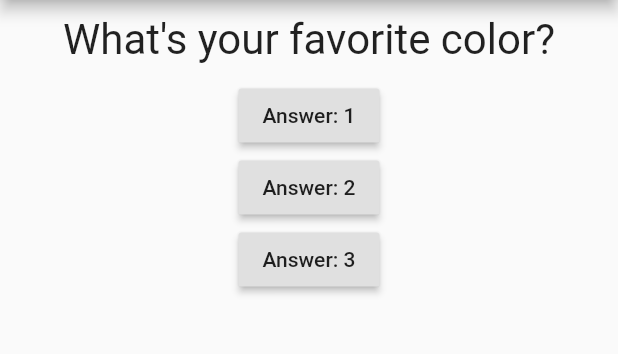
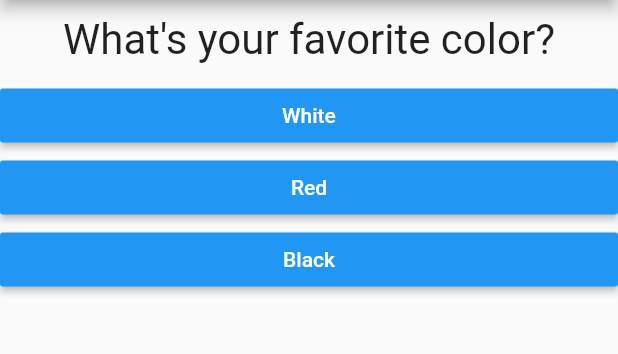
Before and after one commit to jennethydyrova/flutter-quiz-app, a Flutter app: the screen it shows after launch, on a phone screen of 412 x 824 dp, the part 84-438 px from its top. Run offline on Flutter 3.47's test engine with Material 2 defaults, Android fonts, the phone set to English and light mode, and no system bars.

Commit message:
render questions answers list

```diff
--- /dev/null
+++ b/lib/answer.dart
@@ -0,0 +1,21 @@
+import 'package:flutter/material.dart';
+
+class Answer extends StatelessWidget {
+  // const Answer({ Key? key }) : super(key: key);
+  final Function selectHandler;
+  final String answer;
+  Answer(this.selectHandler, this.answer);
+
+  @override
+  Widget build(BuildContext context) {
+    return Container(
+      width: double.infinity,
+      child: RaisedButton(
+        child: Text(answer),
+        textColor: Colors.white,
+        onPressed: selectHandler,
+        color: Colors.blue,
+      ),
+    );
+  }
+}
--- a/lib/main.dart
+++ b/lib/main.dart
@@ -1,6 +1,7 @@
 import 'package:flutter/material.dart';
 
 import './question.dart';
+import './answer.dart';
 
 void main() {
   runApp(MyApp());
@@ -9,7 +10,6 @@
 class MyApp extends StatefulWidget {
   @override
   State<StatefulWidget> createState() {
-    // TODO: implement createState
     return _MyAppState();
   }
 }
@@ -27,29 +27,30 @@
 
   @override
   Widget build(BuildContext ctx) {
-    var questions = [
-      "What\'s your favorite color?",
-      "What\'s your favorite animal?",
-      "What\'s your favorite food?"
+    const questions = [
+      {
+        'question': "What\'s your favorite color?",
+        'answers': ['White', 'Red', 'Black']
+      },
+      {
+        'question': "What\'s your favorite animal?",
+        'answers': ['Rabbit', 'Snake', 'Dog']
+      },
+      {
+        'question': "What\'s your favorite food?",
+        'answers': ['Pizza', 'Burger', 'Pasta']
+      }
     ];
     return MaterialApp(
       home: Scaffold(
         appBar: AppBar(title: Text('My First App!')),
         body: Column(
-          children: <Widget>[
-            Question(questions[_questionIndex]),
-            RaisedButton(
-              child: Text('Answer: 1'),
-              onPressed: _answerQuestions,
-            ),
-            RaisedButton(
-              child: Text('Answer: 2'),
-              onPressed: _answerQuestions,
-            ),
-            RaisedButton(
-              child: Text('Answer: 3'),
-              onPressed: _answerQuestions,
-            )
+          children: [
+            Question(questions[_questionIndex]['question']),
+            ...(questions[_questionIndex]['answers'] as List<String>)
+                .map((answer) {
+              return Answer(_answerQuestions, answer);
+            }).toList()
           ],
         ),
       ),
```
